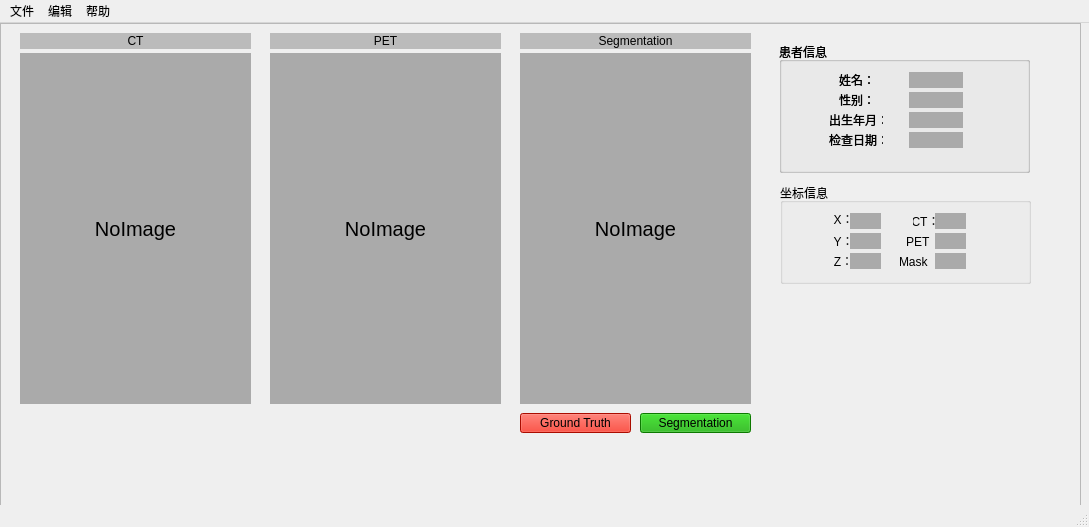
steeveen/stevenUI, file qt/ui/mainUI.ui: the form before one commit.
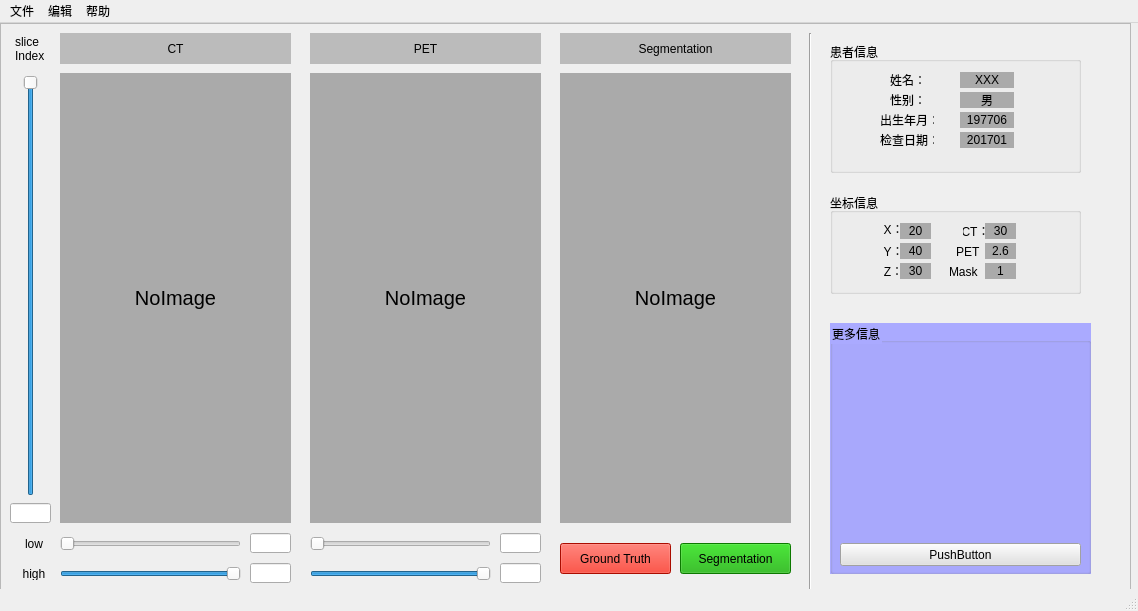
The form after the commit.

```diff
--- a/qt/ui/mainUI.ui
+++ b/qt/ui/mainUI.ui
@@ -6,8 +6,8 @@
    <rect>
     <x>0</x>
     <y>0</y>
-    <width>1089</width>
-    <height>527</height>
+    <width>1138</width>
+    <height>611</height>
    </rect>
   </property>
   <property name="windowTitle">
@@ -19,8 +19,8 @@
      <rect>
       <x>0</x>
       <y>0</y>
-      <width>1081</width>
-      <height>491</height>
+      <width>1131</width>
+      <height>630</height>
      </rect>
     </property>
     <property name="frameShape">
@@ -32,10 +32,10 @@
     <widget class="QLabel" name="ctLabel">
      <property name="geometry">
       <rect>
-       <x>20</x>
+       <x>60</x>
        <y>10</y>
        <width>231</width>
-       <height>16</height>
+       <height>31</height>
       </rect>
      </property>
      <property name="styleSheet">
@@ -51,10 +51,10 @@
     <widget class="QLabel" name="petLabel">
      <property name="geometry">
       <rect>
-       <x>270</x>
+       <x>310</x>
        <y>10</y>
        <width>231</width>
-       <height>16</height>
+       <height>31</height>
       </rect>
      </property>
      <property name="styleSheet">
@@ -70,10 +70,10 @@
     <widget class="QLabel" name="gtSegLabel">
      <property name="geometry">
       <rect>
-       <x>520</x>
+       <x>560</x>
        <y>10</y>
        <width>231</width>
-       <height>16</height>
+       <height>31</height>
       </rect>
      </property>
      <property name="styleSheet">
@@ -89,10 +89,10 @@
     <widget class="QLabel" name="label_5">
      <property name="geometry">
       <rect>
-       <x>20</x>
-       <y>30</y>
+       <x>60</x>
+       <y>50</y>
        <width>231</width>
-       <height>351</height>
+       <height>450</height>
       </rect>
      </property>
      <property name="font">
@@ -113,10 +113,10 @@
     <widget class="QLabel" name="petILabel">
      <property name="geometry">
       <rect>
-       <x>270</x>
-       <y>30</y>
+       <x>310</x>
+       <y>50</y>
        <width>231</width>
-       <height>351</height>
+       <height>450</height>
       </rect>
      </property>
      <property name="font">
@@ -137,10 +137,10 @@
     <widget class="QLabel" name="gtSegILabel">
      <property name="geometry">
       <rect>
-       <x>520</x>
-       <y>30</y>
+       <x>560</x>
+       <y>50</y>
        <width>231</width>
-       <height>351</height>
+       <height>450</height>
       </rect>
      </property>
      <property name="font">
@@ -161,7 +161,7 @@
     <widget class="QGroupBox" name="groupBox">
      <property name="geometry">
       <rect>
-       <x>779</x>
+       <x>830</x>
        <y>19</y>
        <width>251</width>
        <height>131</height>
@@ -235,7 +235,10 @@
        <string notr="true">background-color:#aaaaaa</string>
       </property>
       <property name="text">
-       <string/>
+       <string>男</string>
+      </property>
+      <property name="alignment">
+       <set>Qt::AlignCenter</set>
       </property>
      </widget>
      <widget class="QLabel" name="label_11">
@@ -254,7 +257,10 @@
        <number>8</number>
       </property>
       <property name="text">
-       <string/>
+       <string>201701</string>
+      </property>
+      <property name="alignment">
+       <set>Qt::AlignCenter</set>
       </property>
      </widget>
      <widget class="QLabel" name="label_12">
@@ -270,7 +276,10 @@
        <string notr="true">background-color:#aaaaaa</string>
       </property>
       <property name="text">
-       <string/>
+       <string>197706</string>
+      </property>
+      <property name="alignment">
+       <set>Qt::AlignCenter</set>
       </property>
      </widget>
      <widget class="QLabel" name="label_13">
@@ -286,149 +295,20 @@
        <string notr="true">background-color:#aaaaaa</string>
       </property>
       <property name="text">
-       <string/>
+       <string>XXX</string>
       </property>
-     </widget>
-     <widget class="QGroupBox" name="groupBox_2">
-      <property name="geometry">
-       <rect>
-        <x>0</x>
-        <y>0</y>
-        <width>251</width>
-        <height>131</height>
-       </rect>
+      <property name="alignment">
+       <set>Qt::AlignCenter</set>
       </property>
-      <property name="title">
-       <string>患者信息</string>
-      </property>
-      <widget class="QLabel" name="label_4">
-       <property name="geometry">
-        <rect>
-         <x>60</x>
-         <y>30</y>
-         <width>31</width>
-         <height>16</height>
-        </rect>
-       </property>
-       <property name="text">
-        <string>姓名：</string>
-       </property>
-      </widget>
-      <widget class="QLabel" name="label_6">
-       <property name="geometry">
-        <rect>
-         <x>60</x>
-         <y>50</y>
-         <width>31</width>
-         <height>16</height>
-        </rect>
-       </property>
-       <property name="text">
-        <string>性别：</string>
-       </property>
-      </widget>
-      <widget class="QLabel" name="label_7">
-       <property name="geometry">
-        <rect>
-         <x>50</x>
-         <y>70</y>
-         <width>54</width>
-         <height>16</height>
-        </rect>
-       </property>
-       <property name="text">
-        <string>出生年月：</string>
-       </property>
-      </widget>
-      <widget class="QLabel" name="label_14">
-       <property name="geometry">
-        <rect>
-         <x>50</x>
-         <y>90</y>
-         <width>54</width>
-         <height>16</height>
-        </rect>
-       </property>
-       <property name="text">
-        <string>检查日期：</string>
-       </property>
-      </widget>
-      <widget class="QLabel" name="label_15">
-       <property name="geometry">
-        <rect>
-         <x>130</x>
-         <y>50</y>
-         <width>54</width>
-         <height>16</height>
-        </rect>
-       </property>
-       <property name="styleSheet">
-        <string notr="true">background-color:#aaaaaa</string>
-       </property>
-       <property name="text">
-        <string/>
-       </property>
-      </widget>
-      <widget class="QLabel" name="label_16">
-       <property name="geometry">
-        <rect>
-         <x>130</x>
-         <y>90</y>
-         <width>54</width>
-         <height>16</height>
-        </rect>
-       </property>
-       <property name="styleSheet">
-        <string notr="true">background-color:#aaaaaa</string>
-       </property>
-       <property name="lineWidth">
-        <number>8</number>
-       </property>
-       <property name="text">
-        <string/>
-       </property>
-      </widget>
-      <widget class="QLabel" name="label_17">
-       <property name="geometry">
-        <rect>
-         <x>130</x>
-         <y>70</y>
-         <width>54</width>
-         <height>16</height>
-        </rect>
-       </property>
-       <property name="styleSheet">
-        <string notr="true">background-color:#aaaaaa</string>
-       </property>
-       <property name="text">
-        <string/>
-       </property>
-      </widget>
-      <widget class="QLabel" name="label_18">
-       <property name="geometry">
-        <rect>
-         <x>130</x>
-         <y>30</y>
-         <width>54</width>
-         <height>16</height>
-        </rect>
-       </property>
-       <property name="styleSheet">
-        <string notr="true">background-color:#aaaaaa</string>
-       </property>
-       <property name="text">
-        <string/>
-       </property>
-      </widget>
      </widget>
     </widget>
     <widget class="QPushButton" name="pushButton">
      <property name="geometry">
       <rect>
-       <x>520</x>
-       <y>390</y>
+       <x>560</x>
+       <y>520</y>
        <width>111</width>
-       <height>20</height>
+       <height>31</height>
       </rect>
      </property>
      <property name="styleSheet">
@@ -441,10 +321,10 @@
     <widget class="QPushButton" name="pushButton_2">
      <property name="geometry">
       <rect>
-       <x>640</x>
-       <y>390</y>
+       <x>680</x>
+       <y>520</y>
        <width>111</width>
-       <height>20</height>
+       <height>31</height>
       </rect>
      </property>
      <property name="styleSheet">
@@ -457,8 +337,8 @@
     <widget class="QGroupBox" name="groupBox_3">
      <property name="geometry">
       <rect>
-       <x>780</x>
-       <y>160</y>
+       <x>830</x>
+       <y>170</y>
        <width>251</width>
        <height>101</height>
       </rect>
@@ -511,7 +391,10 @@
        <string notr="true">background-color:#aaaaaa</string>
       </property>
       <property name="text">
-       <string/>
+       <string>40</string>
+      </property>
+      <property name="alignment">
+       <set>Qt::AlignCenter</set>
       </property>
      </widget>
      <widget class="QLabel" name="label_33">
@@ -527,7 +410,10 @@
        <string notr="true">background-color:#aaaaaa</string>
       </property>
       <property name="text">
-       <string/>
+       <string>20</string>
+      </property>
+      <property name="alignment">
+       <set>Qt::AlignCenter</set>
       </property>
      </widget>
      <widget class="QLabel" name="label_34">
@@ -543,7 +429,10 @@
        <string notr="true">background-color:#aaaaaa</string>
       </property>
       <property name="text">
-       <string/>
+       <string>30</string>
+      </property>
+      <property name="alignment">
+       <set>Qt::AlignCenter</set>
       </property>
      </widget>
      <widget class="QLabel" name="label_35">
@@ -575,7 +464,10 @@
        <string notr="true">background-color:#aaaaaa</string>
       </property>
       <property name="text">
-       <string/>
+       <string>1</string>
+      </property>
+      <property name="alignment">
+       <set>Qt::AlignCenter</set>
       </property>
      </widget>
      <widget class="QLabel" name="label_28">
@@ -604,7 +496,10 @@
        <string notr="true">background-color:#aaaaaa</string>
       </property>
       <property name="text">
-       <string/>
+       <string>2.6</string>
+      </property>
+      <property name="alignment">
+       <set>Qt::AlignCenter</set>
       </property>
      </widget>
      <widget class="QLabel" name="label_37">
@@ -649,10 +544,228 @@
        <string notr="true">background-color:#aaaaaa</string>
       </property>
       <property name="text">
-       <string/>
+       <string>30</string>
       </property>
+      <property name="alignment">
+       <set>Qt::AlignCenter</set>
+      </property>
      </widget>
     </widget>
+    <widget class="QSlider" name="sliceIndexSlider">
+     <property name="geometry">
+      <rect>
+       <x>20</x>
+       <y>52</y>
+       <width>22</width>
+       <height>421</height>
+      </rect>
+     </property>
+     <property name="value">
+      <number>99</number>
+     </property>
+     <property name="orientation">
+      <enum>Qt::Vertical</enum>
+     </property>
+    </widget>
+    <widget class="QLineEdit" name="sliceIndexEt">
+     <property name="geometry">
+      <rect>
+       <x>10</x>
+       <y>480</y>
+       <width>41</width>
+       <height>20</height>
+      </rect>
+     </property>
+    </widget>
+    <widget class="Line" name="line">
+     <property name="geometry">
+      <rect>
+       <x>800</x>
+       <y>10</y>
+       <width>20</width>
+       <height>611</height>
+      </rect>
+     </property>
+     <property name="orientation">
+      <enum>Qt::Vertical</enum>
+     </property>
+    </widget>
+    <widget class="QGroupBox" name="groupBox_5">
+     <property name="geometry">
+      <rect>
+       <x>830</x>
+       <y>300</y>
+       <width>261</width>
+       <height>251</height>
+      </rect>
+     </property>
+     <property name="styleSheet">
+      <string notr="true">background-color:rgb(170, 170, 255)</string>
+     </property>
+     <property name="title">
+      <string>更多信息</string>
+     </property>
+     <widget class="QPushButton" name="pushButton_3">
+      <property name="geometry">
+       <rect>
+        <x>10</x>
+        <y>220</y>
+        <width>241</width>
+        <height>23</height>
+       </rect>
+      </property>
+      <property name="styleSheet">
+       <string notr="true">background-color:#e1e1e1</string>
+      </property>
+      <property name="text">
+       <string>PushButton</string>
+      </property>
+     </widget>
+    </widget>
+    <widget class="QLabel" name="label_8">
+     <property name="geometry">
+      <rect>
+       <x>20</x>
+       <y>515</y>
+       <width>28</width>
+       <height>12</height>
+      </rect>
+     </property>
+     <property name="text">
+      <string>low</string>
+     </property>
+     <property name="alignment">
+      <set>Qt::AlignCenter</set>
+     </property>
+    </widget>
+    <widget class="QLabel" name="label_19">
+     <property name="geometry">
+      <rect>
+       <x>20</x>
+       <y>545</y>
+       <width>28</width>
+       <height>12</height>
+      </rect>
+     </property>
+     <property name="text">
+      <string>high</string>
+     </property>
+     <property name="alignment">
+      <set>Qt::AlignCenter</set>
+     </property>
+    </widget>
+    <widget class="QSlider" name="ctLowSdr">
+     <property name="geometry">
+      <rect>
+       <x>60</x>
+       <y>510</y>
+       <width>181</width>
+       <height>22</height>
+      </rect>
+     </property>
+     <property name="orientation">
+      <enum>Qt::Horizontal</enum>
+     </property>
+    </widget>
+    <widget class="QSlider" name="ctHighSdr">
+     <property name="geometry">
+      <rect>
+       <x>60</x>
+       <y>540</y>
+       <width>181</width>
+       <height>22</height>
+      </rect>
+     </property>
+     <property name="value">
+      <number>99</number>
+     </property>
+     <property name="orientation">
+      <enum>Qt::Horizontal</enum>
+     </property>
+    </widget>
+    <widget class="QLineEdit" name="ctlowEt">
+     <property name="geometry">
+      <rect>
+       <x>250</x>
+       <y>510</y>
+       <width>41</width>
+       <height>20</height>
+      </rect>
+     </property>
+    </widget>
+    <widget class="QLineEdit" name="ctHighEt">
+     <property name="geometry">
+      <rect>
+       <x>250</x>
+       <y>540</y>
+       <width>41</width>
+       <height>20</height>
+      </rect>
+     </property>
+    </widget>
+    <widget class="QLineEdit" name="petLowEt">
+     <property name="geometry">
+      <rect>
+       <x>500</x>
+       <y>510</y>
+       <width>41</width>
+       <height>20</height>
+      </rect>
+     </property>
+    </widget>
+    <widget class="QLineEdit" name="petHighEt">
+     <property name="geometry">
+      <rect>
+       <x>500</x>
+       <y>540</y>
+       <width>41</width>
+       <height>20</height>
+      </rect>
+     </property>
+    </widget>
+    <widget class="QSlider" name="petHighSdr">
+     <property name="geometry">
+      <rect>
+       <x>310</x>
+       <y>540</y>
+       <width>181</width>
+       <height>22</height>
+      </rect>
+     </property>
+     <property name="value">
+      <number>99</number>
+     </property>
+     <property name="orientation">
+      <enum>Qt::Horizontal</enum>
+     </property>
+    </widget>
+    <widget class="QSlider" name="petLowSlider">
+     <property name="geometry">
+      <rect>
+       <x>310</x>
+       <y>510</y>
+       <width>181</width>
+       <height>22</height>
+      </rect>
+     </property>
+     <property name="orientation">
+      <enum>Qt::Horizontal</enum>
+     </property>
+    </widget>
+    <widget class="QLabel" name="label_4">
+     <property name="geometry">
+      <rect>
+       <x>15</x>
+       <y>10</y>
+       <width>31</width>
+       <height>31</height>
+      </rect>
+     </property>
+     <property name="text">
+      <string>slice
+Index</string>
+     </property>
+    </widget>
    </widget>
   </widget>
   <widget class="QMenuBar" name="menubar">
@@ -660,7 +773,7 @@
     <rect>
      <x>0</x>
      <y>0</y>
-     <width>1089</width>
+     <width>1138</width>
      <height>23</height>
     </rect>
    </property>
```
Left out of the diff: 6 changed lines with no effect on the pictures.
